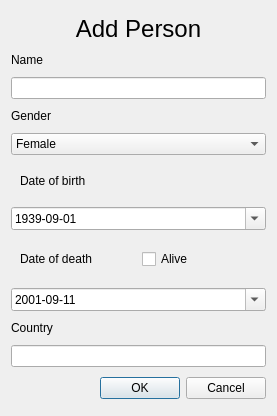
Above: Verklegt_Namskeid-Skil3/Verklegt_Namskeid-Skil3/adddialog.ui from Indexu/Verklegt_Namskeid before the change. Below: the same form after it.
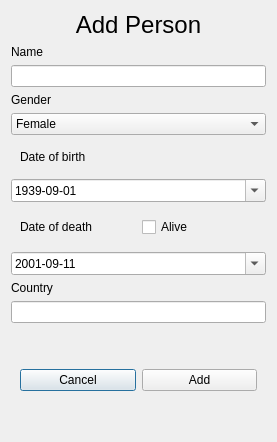
That is the form after the change.

```diff
--- a/Verklegt_Namskeid-Skil3/Verklegt_Namskeid-Skil3/adddialog.ui
+++ b/Verklegt_Namskeid-Skil3/Verklegt_Namskeid-Skil3/adddialog.ui
@@ -7,7 +7,7 @@
     <x>0</x>
     <y>0</y>
     <width>277</width>
-    <height>416</height>
+    <height>442</height>
    </rect>
   </property>
   <property name="windowTitle">
@@ -233,16 +233,41 @@
     <widget class="QLineEdit" name="addPersonCountryField"/>
    </item>
    <item>
-    <widget class="QDialogButtonBox" name="buttonBox">
-     <property name="layoutDirection">
-      <enum>Qt::LeftToRight</enum>
-     </property>
-     <property name="orientation">
-      <enum>Qt::Horizontal</enum>
-     </property>
-     <property name="standardButtons">
-      <set>QDialogButtonBox::Cancel|QDialogButtonBox::Ok</set>
-     </property>
+    <widget class="QWidget" name="widget_3" native="true">
+     <layout class="QHBoxLayout" name="horizontalLayout_3">
+      <item>
+       <widget class="QPushButton" name="cancelButton">
+        <property name="text">
+         <string>Cancel</string>
+        </property>
+        <property name="default">
+         <bool>true</bool>
+        </property>
+        <property name="flat">
+         <bool>false</bool>
+        </property>
+       </widget>
+      </item>
+      <item>
+       <widget class="QPushButton" name="addButton">
+        <property name="autoFillBackground">
+         <bool>false</bool>
+        </property>
+        <property name="text">
+         <string>Add</string>
+        </property>
+        <property name="checkable">
+         <bool>false</bool>
+        </property>
+        <property name="autoExclusive">
+         <bool>false</bool>
+        </property>
+        <property name="default">
+         <bool>false</bool>
+        </property>
+       </widget>
+      </item>
+     </layout>
     </widget>
    </item>
   </layout>
```
Left out of the diff: 45 changed lines with no effect on the pictures.
